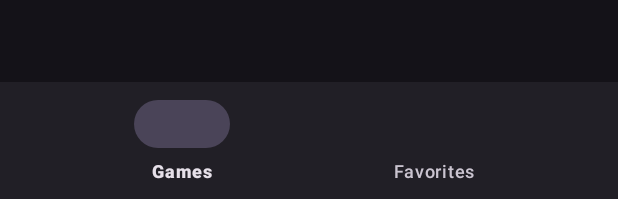
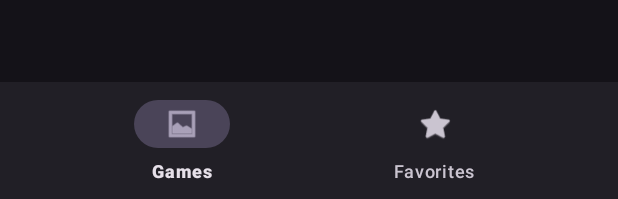
Before and after one commit to s4m1dd/rawg-games, an Android app: the layout activity_main.xml on its own in the app's theme, with its tools: preview values and no code run, on a phone screen of 412 x 824 dp. Shown: the part 1034-1233 px from the top of the screen. Run offline under Robolectric (Android 15) with nearby library versions, the phone set to English and light mode, and no system bars.

Commit message:
ui: add bottom nav icons and README screenshots

```diff
--- a/app/src/main/res/menu/bottom_nav.xml
+++ b/app/src/main/res/menu/bottom_nav.xml
@@ -2,8 +2,10 @@
 <menu xmlns:android="http://schemas.android.com/apk/res/android">
     <item
         android:id="@+id/tab_games"
+        android:icon="@android:drawable/ic_menu_gallery"
         android:title="@string/tab_games" />
     <item
         android:id="@+id/tab_favorites"
+        android:icon="@android:drawable/btn_star_big_on"
         android:title="@string/tab_favorites" />
 </menu>
```
Also changed, not shown: 3 other files.
